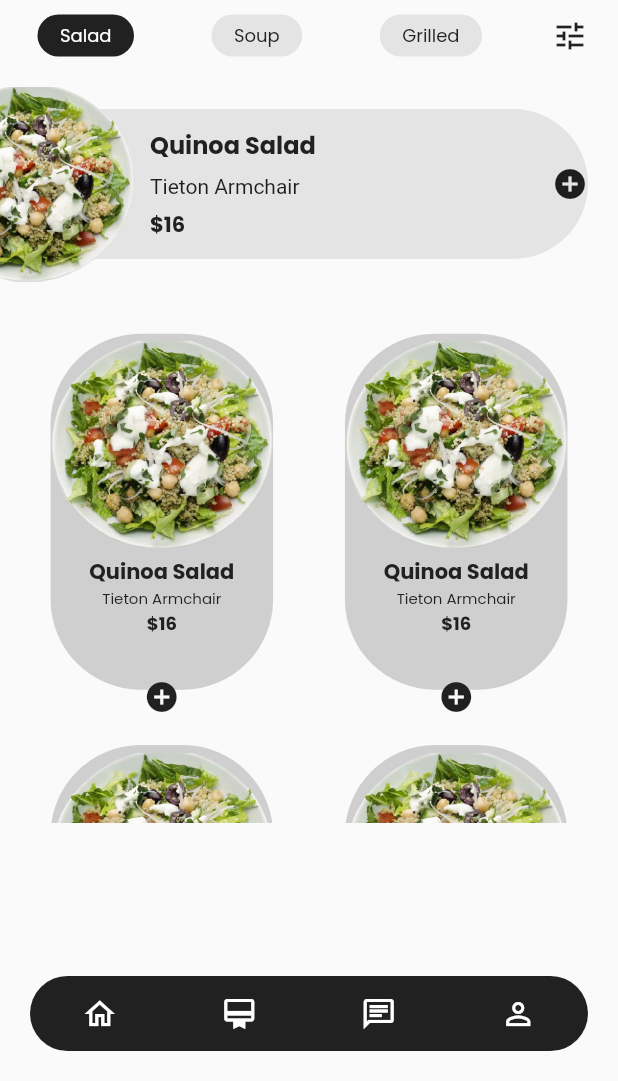
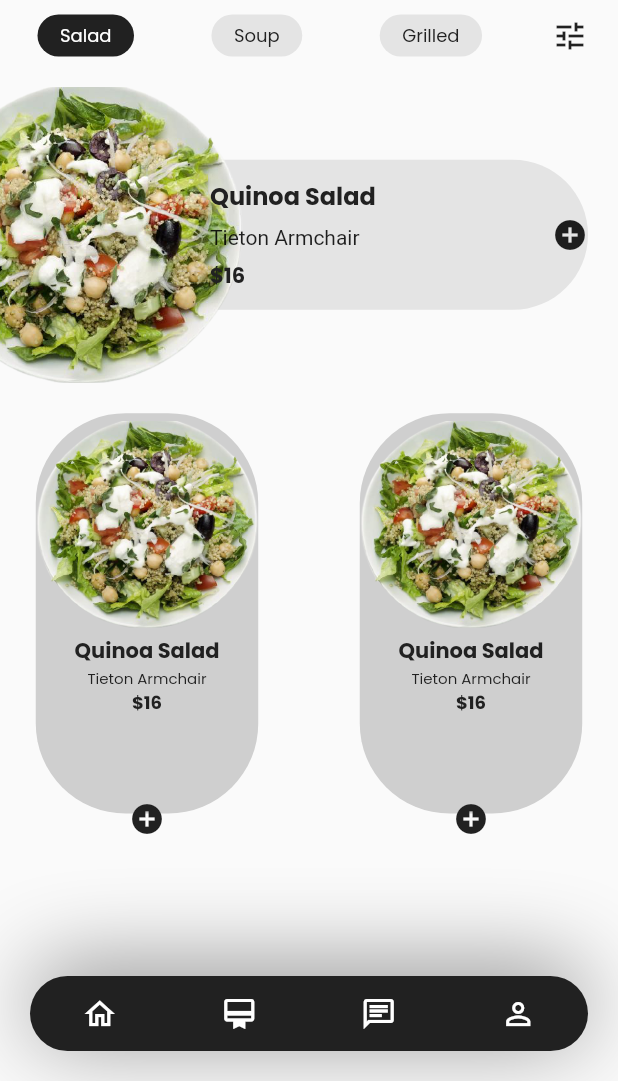
Before and after one commit to sya-hid/Food-App, a Flutter app: the screen it shows after launch, on a phone screen of 412 x 824 dp, the part 155-1236 px from its top. Run offline on Flutter 3.47's test engine with Material 2 defaults, Android fonts, the phone set to English and light mode, and no system bars; our stand-ins replace google_fonts.

Commit message:
update bottomnav

```diff
--- a/lib/Widgets/BottomNavBar.dart
+++ b/lib/Widgets/BottomNavBar.dart
@@ -10,11 +10,18 @@ class BottomNavBar extends StatelessWidget {
   Widget build(BuildContext context) {
     return Padding(
       padding: const EdgeInsets.all(20),
-      child: ClipRRect(
-        borderRadius: BorderRadius.all(Radius.circular(30)),
       child: Container(
         height: 50,
+        decoration: BoxDecoration(
             color: colorHitam,
+            borderRadius: BorderRadius.all(Radius.circular(30)),
+            boxShadow: [
+              BoxShadow(
+                offset: Offset(0, -7),
+                blurRadius: 50,
+                color: colorHitam.withOpacity(0.5),
+              ),
+            ]),
         child: Row(
           mainAxisAlignment: MainAxisAlignment.spaceAround,
           children: [
@@ -36,7 +43,6 @@ class BottomNavBar extends StatelessWidget {
                 color: colorPutih,
                 onPressed: () {}),
           ],
-          ),
         ),
       ),
     );
--- a/lib/Widgets/Product_Ver.dart
+++ b/lib/Widgets/Product_Ver.dart
@@ -22,7 +22,7 @@ class Product_Ver extends StatelessWidget {
         children: <Widget>[
           Positioned(bottom: 0, child: Icon(Icons.add_circle)),
           Container(
-            height: defaultSize * 24,
+            height: defaultSize * 27,
             width: defaultSize * 15,
             decoration: BoxDecoration(
               borderRadius: BorderRadius.circular(60),
@@ -39,15 +39,23 @@ class Product_Ver extends StatelessWidget {
                   width: defaultSize * 15,
                   child: Image.asset('assets/image/png/' + product.image),
                 ),
+                Column(
+                  mainAxisAlignment: MainAxisAlignment.spaceBetween,
+                  crossAxisAlignment: CrossAxisAlignment.center,
+                  children: [
                     Text(
                       product.title,
                       textAlign: TextAlign.center,
                       style: textHitam.copyWith(fontSize: 14, fontWeight: bold),
                     ),
-                Text(product.subTitle, style: textHitam.copyWith(fontSize: 10)),
+                    Text(product.subTitle,
+                        style: textHitam.copyWith(fontSize: 10)),
                     Text('\$${product.price}',
                         textAlign: TextAlign.center,
-                    style: textHitam.copyWith(fontSize: 12, fontWeight: bold)),
+                        style:
+                            textHitam.copyWith(fontSize: 12, fontWeight: bold)),
+                  ],
+                ),
               ],
             ),
           ),
--- a/lib/Widgets/Product_hor.dart
+++ b/lib/Widgets/Product_hor.dart
@@ -1,4 +1,5 @@
 import 'package:delicious_food/Models/Product.dart';
+import 'package:delicious_food/size_config.dart';
 import 'package:delicious_food/theme.dart';
 import 'package:flutter/material.dart';
 
@@ -12,8 +13,10 @@ class Product_Hor extends StatelessWidget {
 
   @override
   Widget build(BuildContext context) {
+    SizeConfig().init(context);
+    double defaultSize = SizeConfig.defaultSize;
     return SizedBox(
-      height: 150,
+      height: defaultSize * 20,
       child: Stack(alignment: Alignment.centerLeft, children: <Widget>[
         Container(
           height: 100,
@@ -26,14 +29,14 @@ class Product_Hor extends StatelessWidget {
         Positioned(
             left: -50,
             child: Container(
-                height: 130,
+                height: defaultSize * 20,
                 child: Image.asset('assets/image/png/' + product.image))),
         Positioned(
-          left: 80,
+          left: 120,
           child: Container(
             padding: EdgeInsets.symmetric(horizontal: 20, vertical: 30),
             height: 136,
-            width: MediaQuery.of(context).size.width - 80,
+            width: MediaQuery.of(context).size.width - 120,
             child: Row(
               children: [
                 Column(
--- a/lib/main.dart
+++ b/lib/main.dart
@@ -113,7 +113,7 @@ class _MyHomePageState extends State<MyHomePage> {
                 ],
               ),
             ),
-            SizedBox(height: 10),
+            SizedBox(height: 20),
             Container(
               child: SingleChildScrollView(
                 scrollDirection: Axis.horizontal,
@@ -133,21 +133,18 @@ class _MyHomePageState extends State<MyHomePage> {
                 ),
               ),
             ),
-            SizedBox(height: 5),
+            SizedBox(height: 20),
             Container(
-              height: defaultSize * 35,
+              height: defaultSize * 30,
               child: SingleChildScrollView(
                 scrollDirection: Axis.vertical,
                 child: Column(
                   children: [
-                    Padding(
-                      padding: EdgeInsets.all(defaultSize * 2),
-                      child: GridView.builder(
+                    GridView.builder(
                         shrinkWrap: true,
                         physics: NeverScrollableScrollPhysics(),
                         itemCount: product.length,
-                          gridDelegate:
-                              SliverGridDelegateWithFixedCrossAxisCount(
+                        gridDelegate: SliverGridDelegateWithFixedCrossAxisCount(
                           mainAxisSpacing: 20,
                           crossAxisSpacing: 20,
                           crossAxisCount: 2,
@@ -158,8 +155,7 @@ class _MyHomePageState extends State<MyHomePage> {
                         ),
                         itemBuilder: (context, index) => Product_Ver(
                               product: product[index],
-                              )),
-                    )
+                            ))
                   ],
                 ),
               ),
```
Lines whose indentation alone changed are shown as unchanged.
